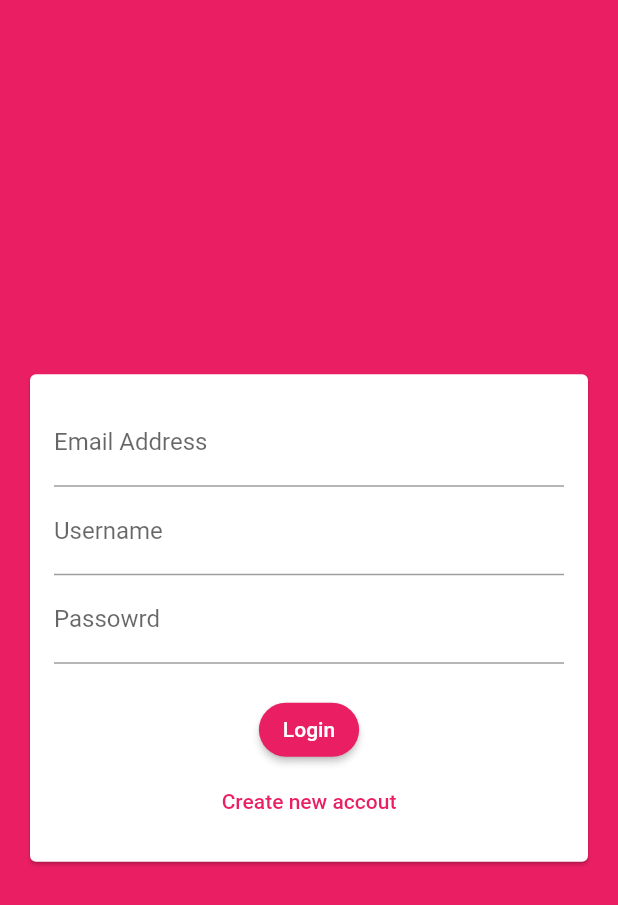
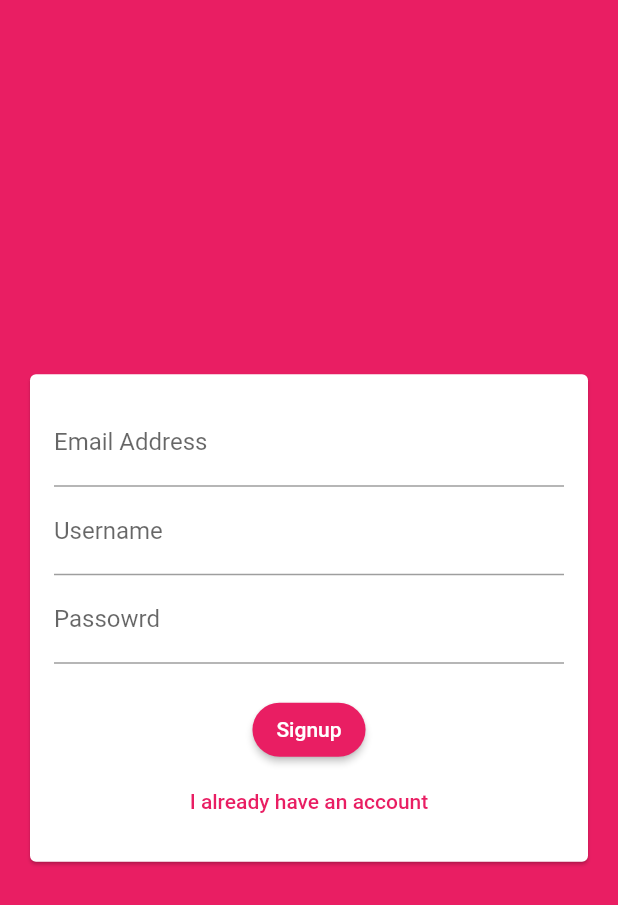
Before and after one commit to aak-301/chit-chat, a Flutter app: the screen it shows after launch, on a phone screen of 412 x 824 dp. Shown: the top 905 px of the screen. Run offline on Flutter 3.47's test engine with Material 2 defaults, Android fonts, the light colour scheme and no system bars; our stand-ins replace cloud_firestore, firebase_core; accounts and stored records are empty.

Commit message:
added dynamic login and signup form and also added the keys in it.

```diff
--- a/lib/widgets/auth_form.dart
+++ b/lib/widgets/auth_form.dart
@@ -9,14 +9,20 @@ class AuthForm extends StatefulWidget {
 
 class _AuthFormState extends State<AuthForm> {
   final _formKey = GlobalKey<FormState>();
+  var _isLogin = false;
   String userEmail = "";
   String userPassword = "";
   String userName = "";
 
   void _trySubmit() {
     final isValid = _formKey.currentState!.validate();
+    FocusScope.of(context).unfocus();
+
     if (isValid) {
       _formKey.currentState!.save();
+      print(userEmail);
+      print(userName);
+      print(userPassword);
     }
   }
 
@@ -34,6 +40,7 @@ class _AuthFormState extends State<AuthForm> {
                 mainAxisSize: MainAxisSize.min,
                 children: [
                   TextFormField(
+                    key: const ValueKey('email'),
                     validator: (value) {
                       if (value!.isEmpty || !value.contains('@')) {
                         return 'Please enter a valid emial address';
@@ -47,7 +54,9 @@ class _AuthFormState extends State<AuthForm> {
                       userEmail = newValue!;
                     },
                   ),
+                  if (!_isLogin)
                     TextFormField(
+                      key: const ValueKey('username'),
                       validator: ((value) {
                         if (value!.isEmpty || value.length < 4) {
                           return 'Username should be at least 4 charecter long';
@@ -60,6 +69,7 @@ class _AuthFormState extends State<AuthForm> {
                       },
                     ),
                   TextFormField(
+                    key: const ValueKey('password'),
                     validator: ((value) {
                       if (value!.isEmpty || value.length < 7) {
                         return 'Password must be at least 7 charecter long';
@@ -81,13 +91,19 @@ class _AuthFormState extends State<AuthForm> {
                         ),
                       ),
                     ),
-                    onPressed: () {},
-                    child: const Text('Login'),
+                    onPressed: _trySubmit,
+                    child: Text(_isLogin ? 'Login' : 'Signup'),
                   ),
                   TextButton(
-                    onPressed: () {},
+                    onPressed: () {
+                      setState(() {
+                        _isLogin = !_isLogin;
+                      });
+                    },
                     child: Text(
-                      'Create new accout',
+                      _isLogin
+                          ? 'Create new accout'
+                          : 'I already have an account',
                       style: TextStyle(color: Theme.of(context).primaryColor),
                     ),
                   ),
```
Lines whose indentation alone changed are shown as unchanged.
